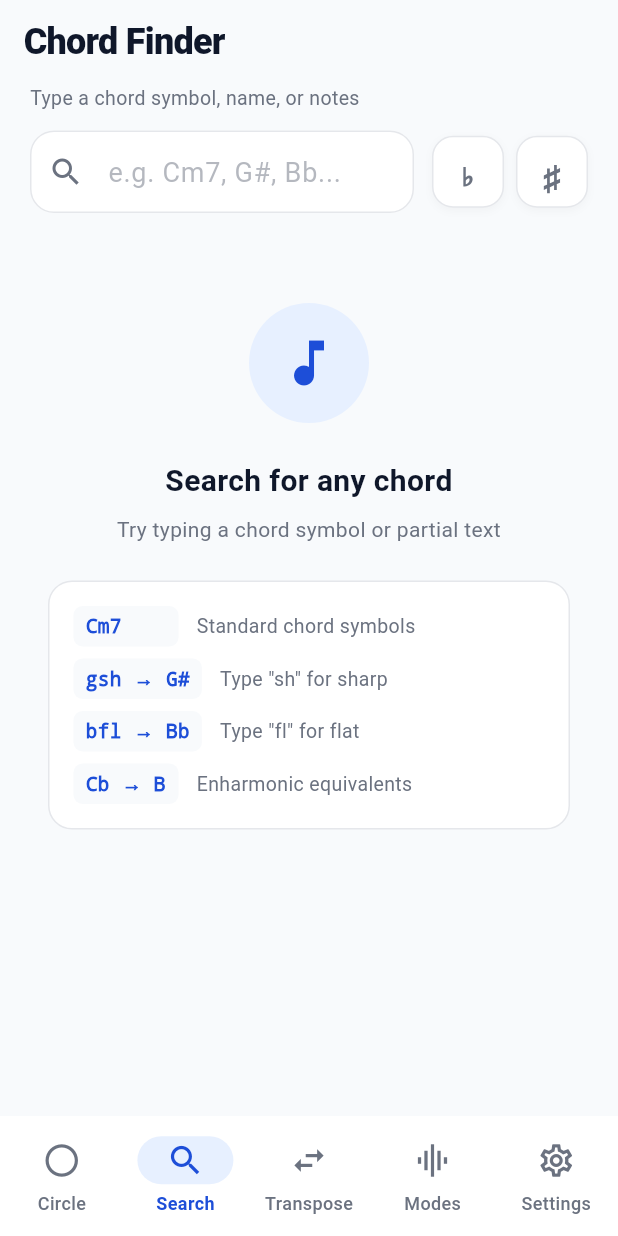
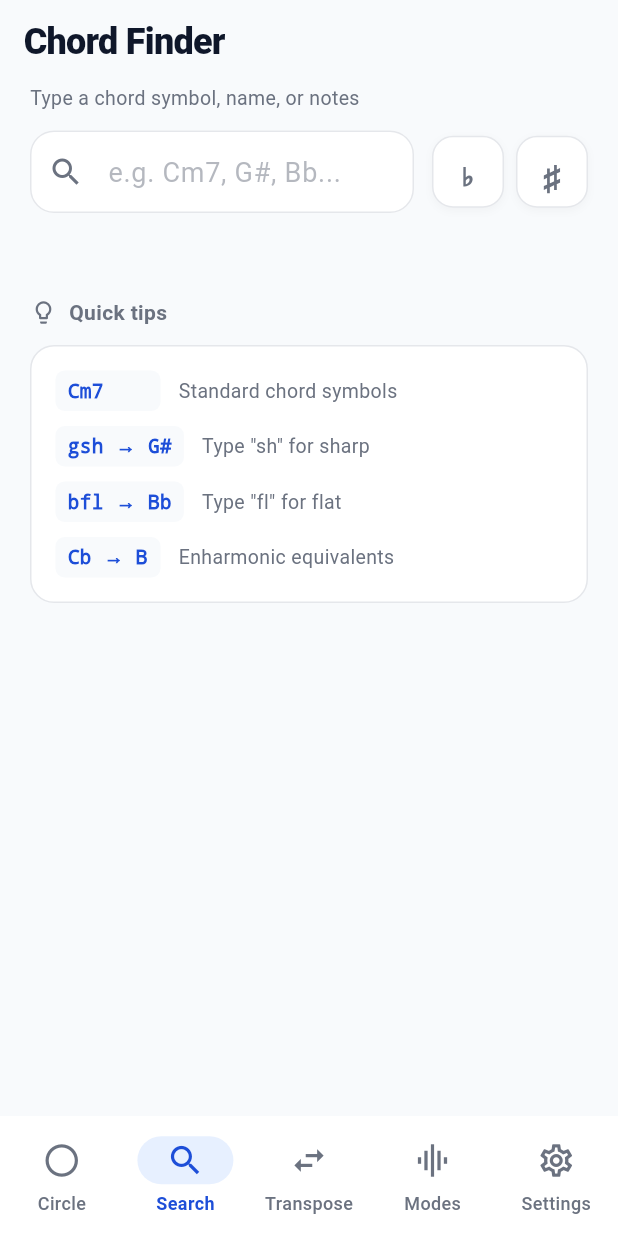
Before and after one commit to nunpdsantos/music_atlas, a Flutter app: the screen it shows after launch, item 2 of the bottom bar chosen, on a phone screen of 412 x 824 dp. Run offline on Flutter 3.47's test engine with Material 3 defaults, Android fonts, the phone set to English and light mode, and no system bars; our stand-ins replace flutter_riverpod, google_fonts.

Commit message:
Fix input text colors and simplify search empty state
Search Screen:
- Input text now uses brighter blue (#60A5FA) in dark mode
- Removed large music note icon from empty state
- Simplified to "Quick tips" header with search tips card

Transposer Screen:
- Input text now uses brighter blue (#60A5FA) in dark mode

Both inputs now have better visibility in dark mode.

```diff
--- a/lib/ui/screens/search_screen.dart
+++ b/lib/ui/screens/search_screen.dart
@@ -270,10 +270,11 @@ class _SearchScreenState extends ConsumerState<SearchScreen> {
                         child: TextField(
                           controller: _controller,
                           focusNode: _focusNode,
-                          style: const TextStyle(
+                          style: TextStyle(
                             fontSize: 18,
                             fontWeight: FontWeight.w700,
-                            color: AppTheme.tonicBlue,
+                            // Brighter text in dark mode for visibility
+                            color: isDark ? const Color(0xFF60A5FA) : AppTheme.tonicBlue,
                           ),
                           decoration: InputDecoration(
                             hintText: "e.g. Cm7, G#, Bb...",
@@ -612,61 +613,38 @@ class _EmptySearchState extends StatelessWidget {
   Widget build(BuildContext context) {
     final cardBgCol = AppTheme.cardBackground(context);
     final borderCol = AppTheme.border(context);
-    final textPrimCol = AppTheme.textPrimaryColor(context);
     final textSecCol = AppTheme.textSecondaryColor(context);
-    final majorLightCol = AppTheme.majorLightColor(context);
 
-    // Use ListView instead of Column to handle overflow gracefully
+    // Simplified clean layout - just search tips
     return ListView(
       shrinkWrap: true,
       physics: const ClampingScrollPhysics(),
       padding: EdgeInsets.symmetric(
-        horizontal: 32,
+        horizontal: 20,
         vertical: keyboardVisible ? 12 : 24,
       ),
       children: [
         if (!keyboardVisible) ...[
-          const SizedBox(height: 20),
-          Center(
-            child: Container(
-              width: 80,
-              height: 80,
-              decoration: BoxDecoration(
-                color: majorLightCol,
-                shape: BoxShape.circle,
+          const SizedBox(height: 16),
+          // Simple header
+          Row(
+            children: [
+              Icon(Icons.lightbulb_outline, size: 18, color: textSecCol),
+              const SizedBox(width: 8),
+              Text(
+                "Quick tips",
+                style: TextStyle(
+                  fontSize: 14,
+                  fontWeight: FontWeight.w600,
+                  color: textSecCol,
+                ),
               ),
-              child: const Icon(
-                Icons.music_note,
-                size: 40,
-                color: AppTheme.tonicBlue,
-              ),
-            ),
+            ],
           ),
-          const SizedBox(height: 24),
-
-          Text(
-            "Search for any chord",
-            style: TextStyle(
-              fontSize: 20,
-              fontWeight: FontWeight.w700,
-              color: textPrimCol,
-            ),
-            textAlign: TextAlign.center,
-          ),
-          const SizedBox(height: 8),
-
-          Text(
-            "Try typing a chord symbol or partial text",
-            style: TextStyle(
-              fontSize: 14,
-              color: textSecCol,
-            ),
-            textAlign: TextAlign.center,
-          ),
-          const SizedBox(height: 24),
+          const SizedBox(height: 12),
         ],
 
-        // Search tips - always show but more compact when keyboard is up
+        // Search tips - clean card
         Container(
           padding: EdgeInsets.all(keyboardVisible ? 12 : 16),
           decoration: BoxDecoration(
@@ -679,16 +657,15 @@ class _EmptySearchState extends StatelessWidget {
             mainAxisSize: MainAxisSize.min,
             children: [
               _SearchTip(example: 'Cm7', description: 'Standard chord symbols'),
-              SizedBox(height: keyboardVisible ? 6 : 8),
+              SizedBox(height: keyboardVisible ? 6 : 10),
               _SearchTip(example: 'gsh → G#', description: 'Type "sh" for sharp'),
-              SizedBox(height: keyboardVisible ? 6 : 8),
+              SizedBox(height: keyboardVisible ? 6 : 10),
               _SearchTip(example: 'bfl → Bb', description: 'Type "fl" for flat'),
-              SizedBox(height: keyboardVisible ? 6 : 8),
+              SizedBox(height: keyboardVisible ? 6 : 10),
               _SearchTip(example: 'Cb → B', description: 'Enharmonic equivalents'),
             ],
           ),
         ),
-        if (!keyboardVisible) const SizedBox(height: 20),
       ],
     );
   }
--- a/lib/ui/screens/transposer_screen.dart
+++ b/lib/ui/screens/transposer_screen.dart
@@ -389,10 +389,11 @@ class _TransposerScreenState extends ConsumerState<TransposerScreen> {
                           border: InputBorder.none,
                           contentPadding: EdgeInsets.zero,
                         ),
-                        style: const TextStyle(
+                        style: TextStyle(
                           fontSize: 20,
                           fontWeight: FontWeight.w600,
-                          color: AppTheme.tonicBlue,
+                          // Brighter text in dark mode for visibility
+                          color: isDark ? const Color(0xFF60A5FA) : AppTheme.tonicBlue,
                         ),
                       ),
                     ),
```
